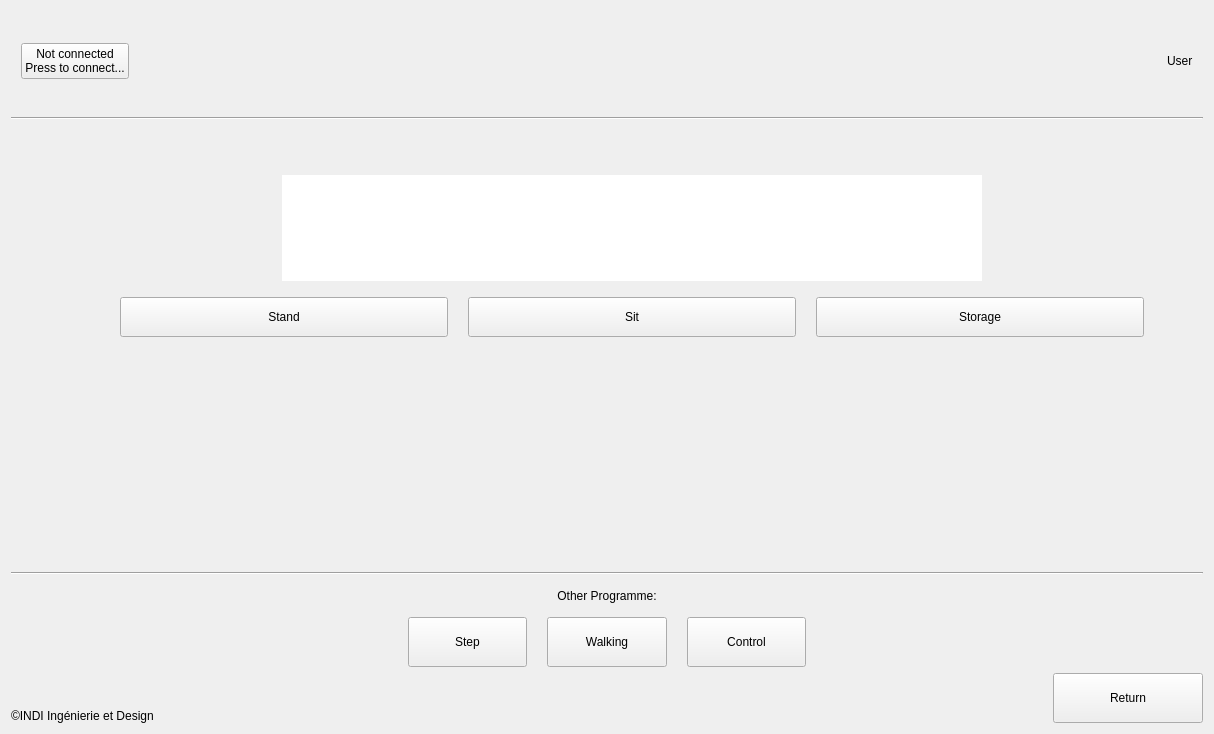
Qt form src/gui_pkg/include/gui_pkg/session_form.ui (cristianbass01/GUI_robotic_exoskeleton) before a commit.
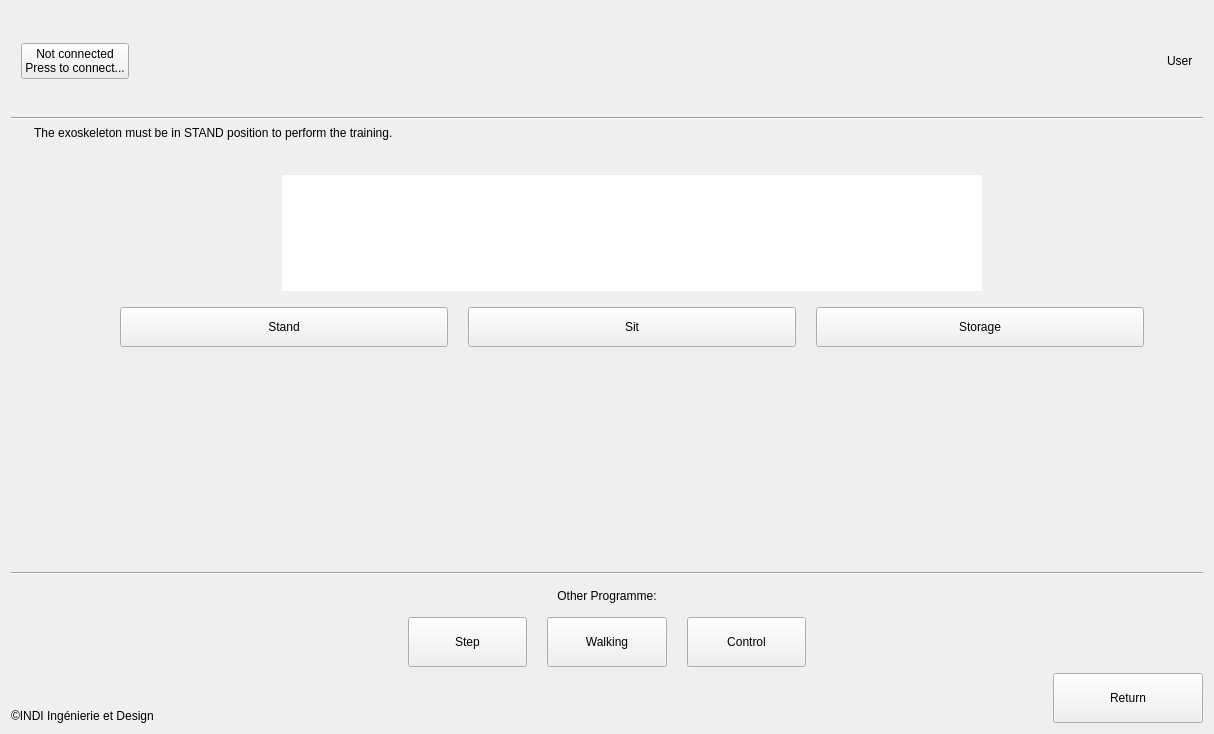
The same form after that commit. Icons and pictures are not drawn.

What changed in the file:
```diff
--- a/src/gui_pkg/include/gui_pkg/session_form.ui
+++ b/src/gui_pkg/include/gui_pkg/session_form.ui
@@ -135,6 +135,16 @@
        </property>
       </widget>
      </item>
+     <item>
+      <widget class="QLabel" name="lbStatus">
+       <property name="text">
+        <string>       The exoskeleton must be in STAND position to perform the training.</string>
+       </property>
+       <property name="margin">
+        <number>2</number>
+       </property>
+      </widget>
+     </item>
      <item>
       <layout class="QHBoxLayout" name="horizontalLayout_2">
        <item>
@@ -176,7 +186,7 @@
             <property name="sizeHint" stdset="0">
              <size>
               <width>20</width>
-              <height>40</height>
+              <height>20</height>
              </size>
             </property>
            </spacer>
```
